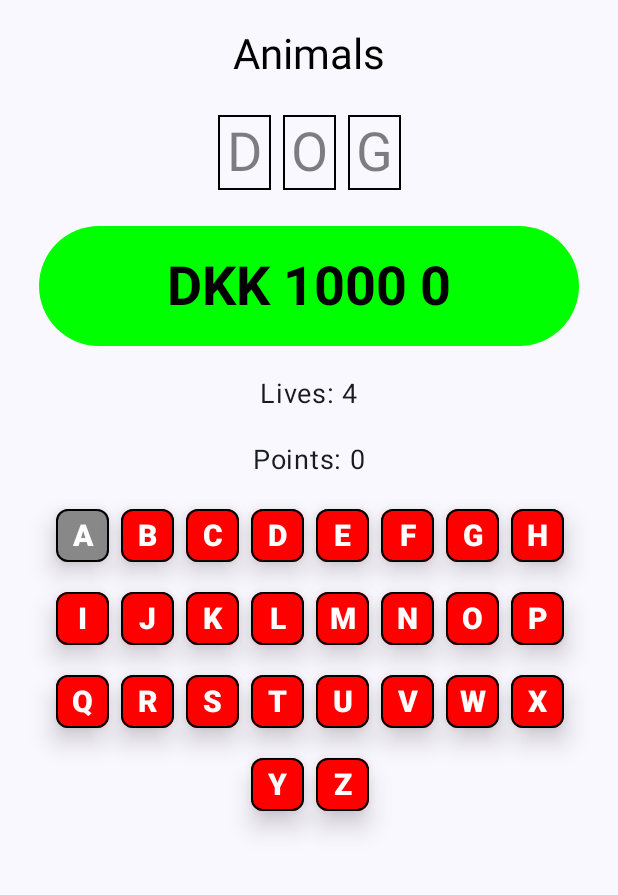
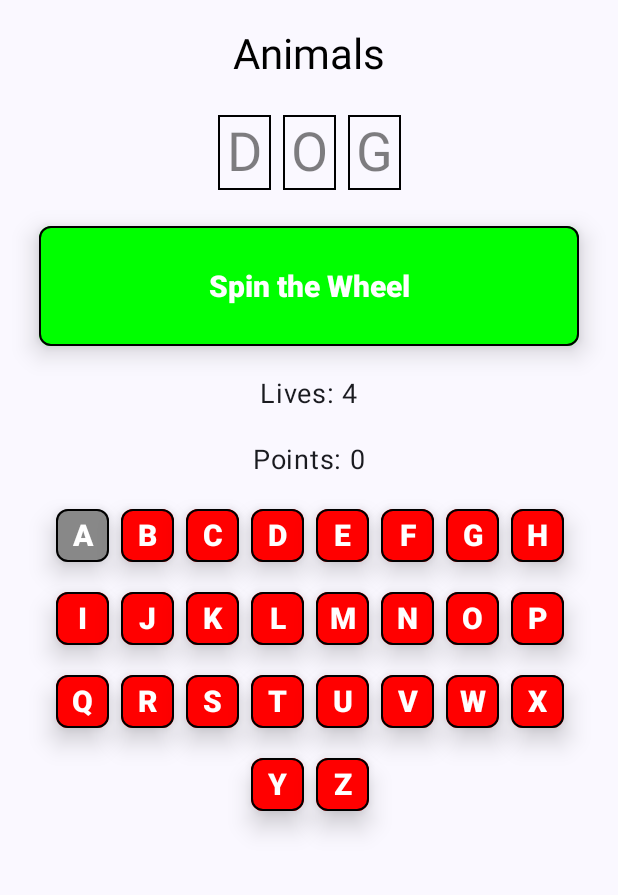
Before and after one commit to JokkeAK/s205284_WheelOfFortune, an Android app built with Jetpack Compose: the composable GameScreen shown on its own in the app's theme, after a tap on an icon or button, on a phone screen of 412 x 824 dp, the part 73-968 px from its top. Run offline under Robolectric (Android 15) with nearby library versions, the phone set to English and light mode, and no system bars; 2 other taps on this screen came first.

Commit message:
The "spin wheel" functionality now works

```diff
--- a/app/src/main/java/com/example/wheeloffortune/ui/GameScreen.kt
+++ b/app/src/main/java/com/example/wheeloffortune/ui/GameScreen.kt
@@ -54,7 +54,7 @@ fun GameScreen(
             correctGuesses = gameUiState.correctGuesses
         )
 
-        GameWheel(correctGuesNum = gameUiState.correctGuessesNum)
+        GameWheelButton(result = gameUiState.wheelResult, ableToSpin = gameUiState.ableToSpin)
 
         GameStatus(
             life = gameUiState.life,
@@ -157,17 +157,51 @@ fun HiddenWord(
 }
 
 @Composable
-fun GameWheel(
-    result: String = "DKK 1000",
-    correctGuesNum: Int,
-    ) {
+fun GameWheelButton(
+    result: String,
+    ableToSpin: Boolean,
+    gameViewModel: GameViewModel = viewModel()
+) {
+    val gameUiState by gameViewModel.uiState.collectAsState()
+    var pressed by remember { mutableStateOf(false) }
+
+    Button(
+        onClick = { if(!pressed && ableToSpin) {
+            run {
+                gameViewModel.spinWheel()
+            }
+        }},
+        modifier = Modifier
+            .size(360.dp, 80.dp),
+        colors= ButtonDefaults.buttonColors(Color.Green),
+        shape = RoundedCornerShape(8.dp),
+        border = BorderStroke(1.dp, Color.Black),
+        elevation = ButtonDefaults.elevatedButtonElevation(
+            defaultElevation = 10.dp,
+            pressedElevation = 10.dp,
+            disabledElevation = 10.dp
+        )
+    )
+    {
+        Text(
+            text = result,
+            color = Color.White,
+            textAlign = TextAlign.Center,
+            style = TextStyle(
+                fontSize = 20.sp,
+                fontWeight = FontWeight.ExtraBold
+            )
+        )
+    }
+
+    /*
     Box(
         modifier = Modifier
             .size(360.dp, 80.dp)
             .background(Color.Green, shape = CircleShape)
     ) {
         Text(
-            text = result + " " + correctGuesNum,
+            text = result,
             color = Color.Black,
             style = TextStyle(
                 fontSize = 36.sp,
@@ -176,6 +210,10 @@ fun GameWheel(
             modifier = Modifier.align(Alignment.Center)
         )
     }
+
+     */
+
+
 }
 
 
@@ -267,25 +305,26 @@ fun GuessButton(
                 gameViewModel: GameViewModel = viewModel(),
                 ) {
 
-    //val gameUiState by gameViewModel.uiState.collectAsState()
+    val gameUiState by gameViewModel.uiState.collectAsState()
 
     var pressed by remember { mutableStateOf(false) }
     val color = if (pressed) Color.Gray else Color.Red
 
-    //if(gameUiState.isGameOver || gameUiState.isGameWon){
-    //    pressed = false
-    //}
+    if(gameUiState.isGameOver || gameUiState.isGameWon){
+        pressed = false
+    }
 
 
 
     Button(
-        onClick = { if(!pressed) {
+        onClick = { if(!pressed && gameUiState.isClickable) {
             gameViewModel.userGuess = text
 
             run {
                 gameViewModel.checkUserGuess()
             }
-            pressed = !pressed} },
+            pressed = !pressed
+        gameUiState.isClickable = false } },
         modifier = Modifier
             .width(width = 35.dp)
             .height(height = 35.dp),
--- a/app/src/main/java/com/example/wheeloffortune/ui/GameUiState.kt
+++ b/app/src/main/java/com/example/wheeloffortune/ui/GameUiState.kt
@@ -15,6 +15,11 @@ data class GameUiState(
     val correctGuesses: String = "",
     val userGuess: String = "",
 
+    val wheelResult: String = "Spin the Wheel",
+    val ableToSpin: Boolean = true,
+
+    var isClickable: Boolean = false
+
 
 
 
--- a/app/src/main/java/com/example/wheeloffortune/ui/GameViewModel.kt
+++ b/app/src/main/java/com/example/wheeloffortune/ui/GameViewModel.kt
@@ -23,6 +23,7 @@ class GameViewModel : ViewModel() {
 
     private lateinit var currentCategory: String
     private lateinit var currentWord: String
+    private var currentResult: String = " "
 
 
 
@@ -58,6 +59,14 @@ class GameViewModel : ViewModel() {
         currentCategory = allCategories.random()
         return currentCategory
     }
+
+    //Picks a random result for the wheel button
+     fun spinWheel(): String {
+        currentResult = allResults.random()
+        updateWheel(currentResult)
+        return currentResult
+    }
+
 
     //Picks a random word based on the current category.
     private fun pickRandomWord(): String {
@@ -113,10 +122,11 @@ class GameViewModel : ViewModel() {
                 isGuessedLetterEmpty = false,
                 isGuessedLetterWrong = false,
                 isGuessedLetterRight = true,
-                //revealedLetter = userGuess
+                ableToSpin = true,
+                isClickable = false,
+                wheelResult = "Spin the Wheel"
+                //wheelResult = "Spin the wheel"
             ) }
-
-
 
 
 
@@ -126,7 +136,7 @@ class GameViewModel : ViewModel() {
             updatedCorrectGuessesNum = _uiState.value.correctGuessesNum.plus(currentWord.count{it == userGuess.first()})
 
             //Updates the amount of points a player gets based on the number of correct letters guessed.
-            updatedScore = _uiState.value.score.plus(scoreInc*(currentWord.count{it == userGuess.first()}))
+            updatedScore = _uiState.value.score.plus(currentResult.toInt()*(currentWord.count{it == userGuess.first()}))
 
             updatedUserGuess = _uiState.value.userGuess.plus(userGuess)
 
@@ -137,7 +147,11 @@ class GameViewModel : ViewModel() {
             _uiState.update { currentState -> currentState.copy(
                 isGuessedLetterEmpty = false,
                 isGuessedLetterWrong = true,
-                isGuessedLetterRight = false) }
+                isGuessedLetterRight = false,
+                ableToSpin = true,
+                isClickable = false,
+                wheelResult = "Spin the Wheel"
+            ) }
 
             // User's guess is incorrect, decrease life.
             val updatedLife = _uiState.value.life.minus(1)
@@ -146,6 +160,7 @@ class GameViewModel : ViewModel() {
             // Reset user guess
             updateUserGuess("")
         }
+
     }
 
 
@@ -186,6 +201,7 @@ class GameViewModel : ViewModel() {
     }
 
 
+
     //Updates the game state based on the player's life.
     private fun updateGameStateLife(updatedLife: Int) {
         if (updatedLife == 0) {
@@ -209,7 +225,33 @@ class GameViewModel : ViewModel() {
             }
         }
 
+    private fun updateWheel(currentResult: String) {
+        //The player has pressed the wheel button
 
+        if (currentResult == "Bankrupt! \n Spin again"){
+            _uiState.update { currentState ->
+                currentState.copy(
+                    wheelResult = currentResult,
+                    ableToSpin = true,
+                    score = 0,
+                    isClickable = false,
+
+                )
+            }
+        } else {
+            _uiState.update { currentState ->
+                currentState.copy(
+                    wheelResult = currentResult,
+                    ableToSpin = false,
+                    isClickable = true
+
+                )
+        }
+        }
+
+
+
+    }
 
     fun resetGame() {
         _uiState.value = GameUiState(
@@ -218,8 +260,9 @@ class GameViewModel : ViewModel() {
             currentHiddenWordLength = currentWordLength,
 
         )
-        updateUserGuess("")
-        lettersToReveal = ""
+        //updateUserGuess("")
+        //lettersToReveal = ""
+        //userGuess = ""
 
     }
 
```
Also changed, not shown: app/src/main/java/com/example/wheeloffortune/data/WheelData.kt (added, +12 -0 lines).
